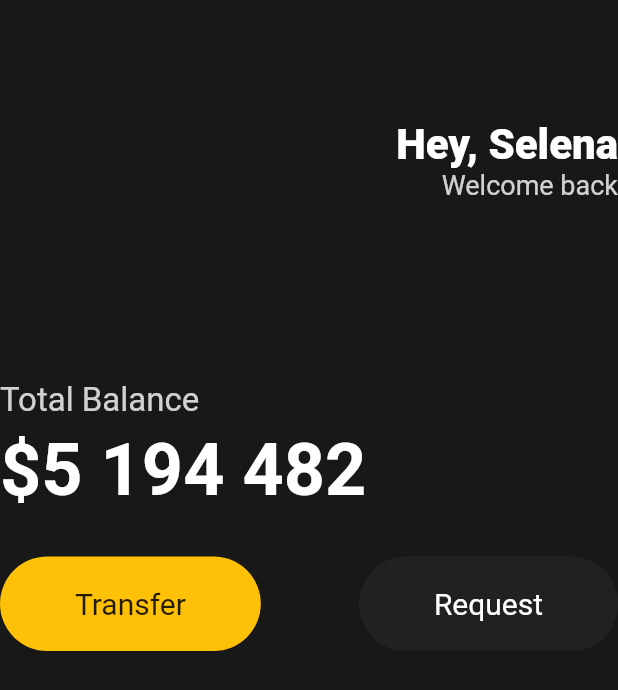
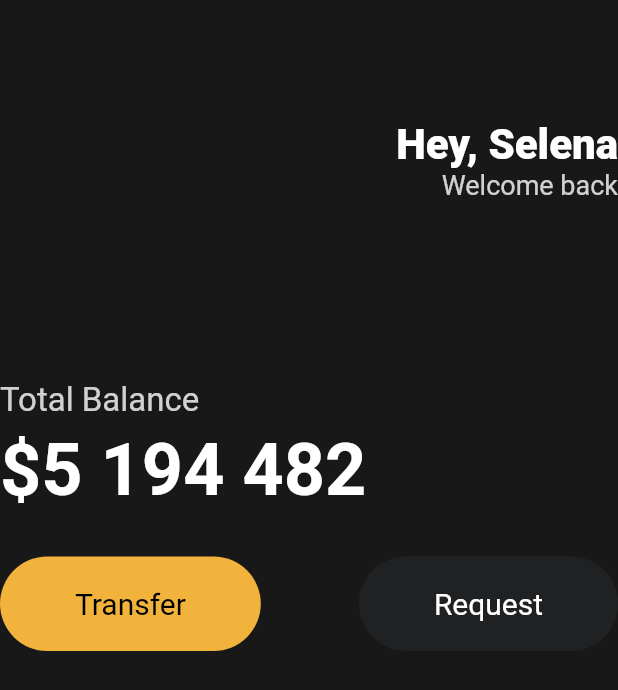
Before and after one commit to fluorjo/flutter_webtoon_app_clone, a Flutter app: the screen it shows after launch, on a phone screen of 412 x 824 dp. Shown: the top 690 px of the screen. Run offline on Flutter 3.47's test engine with Material 2 defaults, Android fonts, the phone set to English and light mode, and no system bars.

Commit message:
3.5 Reusable Widgets

```diff
--- a/lib/main.dart
+++ b/lib/main.dart
@@ -1,4 +1,5 @@
 import 'package:flutter/material.dart';
+import 'package:toonflix/widgets/Button.dart';
 
 void main() {
   runApp(App());
@@ -71,44 +72,15 @@ class App extends StatelessWidget {
               ),
               Row(
                 mainAxisAlignment: MainAxisAlignment.spaceBetween,
-                children: [
-                  Container(
-                    decoration: BoxDecoration(
-                      color: Colors.amber,
-                      borderRadius: BorderRadius.circular(45),
-                    ),
-                    child: const Padding(
-                      padding: EdgeInsets.symmetric(
-                        vertical: 20,
-                        horizontal: 50,
-                      ),
-                      child: Text(
-                        'Transfer',
-                        style: TextStyle(
-                          fontSize: 20,
-                        ),
-                      ),
-                    ),
-                  ),
-                                    Container(
-                    decoration: BoxDecoration(
-                      color: const Color(0xff1f2123),
-                      borderRadius: BorderRadius.circular(45),
-                    ),
-                    child: const Padding(
-                      padding: EdgeInsets.symmetric(
-                        vertical: 20,
-                        horizontal: 50,
-                      ),
-                      child: Text(
-                        'Request',
-                        style: TextStyle(
-                          color: Colors.white,
-                          fontSize: 20,
-                        ),
-                      ),
-                    ),
-                  )
+                children: const [
+                  Button(
+                      text: 'Transfer',
+                      bgColor: Color(0xFFF1B33B),
+                      textColor: Colors.black),
+                  Button(
+                      text: 'Request',
+                      bgColor: Color(0xff1f2123),
+                      textColor: Colors.white),
                 ],
               )
             ],
--- /dev/null
+++ b/lib/widgets/button.dart
@@ -0,0 +1,37 @@
+import 'package:flutter/material.dart';
+
+class Button extends StatelessWidget {
+  final String text;
+  final Color bgColor;
+  final Color textColor;
+
+  const Button({
+    super.key,
+    required this.text,
+    required this.bgColor,
+    required this.textColor,
+  });
+
+  @override
+  Widget build(BuildContext context) {
+    return Container(
+      decoration: BoxDecoration(
+        color: bgColor,
+        borderRadius: BorderRadius.circular(45),
+      ),
+      child: Padding(
+        padding: const EdgeInsets.symmetric(
+          vertical: 20,
+          horizontal: 50,
+        ),
+        child: Text(
+          text,
+          style: TextStyle(
+            color: textColor,
+            fontSize: 20,
+          ),
+        ),
+      ),
+    );
+  }
+}
```
